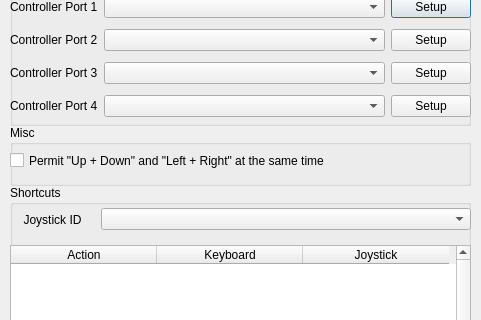
The window that src/gui/designer/dlgInput.ui (punesemu/puNES) describes before a commit, drawn with Qt 5; both pictures show x 0 to 481 and y 105 to 425 of the 481 by 711 pixel window.
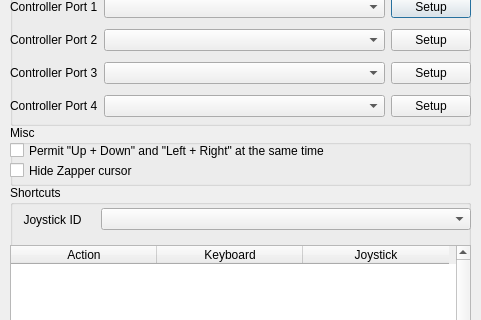
The same window after the commit.

Commit message: Aggiunta l'opzione "Hide Zapper cursor" nel dialog dell'input.

```diff
--- a/src/gui/designer/dlgInput.ui
+++ b/src/gui/designer/dlgInput.ui
@@ -259,7 +259,7 @@
     <property name="geometry">
      <rect>
       <x>0</x>
-      <y>20</y>
+      <y>10</y>
       <width>461</width>
       <height>31</height>
      </rect>
@@ -268,6 +268,19 @@
      <string>Permit &quot;Up + Down&quot; and &quot;Left + Right&quot; at the same time</string>
     </property>
    </widget>
+   <widget class="QCheckBox" name="checkBox_Hide_Zapper_cursor">
+    <property name="geometry">
+     <rect>
+      <x>0</x>
+      <y>30</y>
+      <width>461</width>
+      <height>31</height>
+     </rect>
+    </property>
+    <property name="text">
+     <string>Hide Zapper cursor</string>
+    </property>
+   </widget>
   </widget>
   <widget class="QGroupBox" name="groupBox_Shortcuts">
    <property name="geometry">
```
The commit also changes 6 other files.
